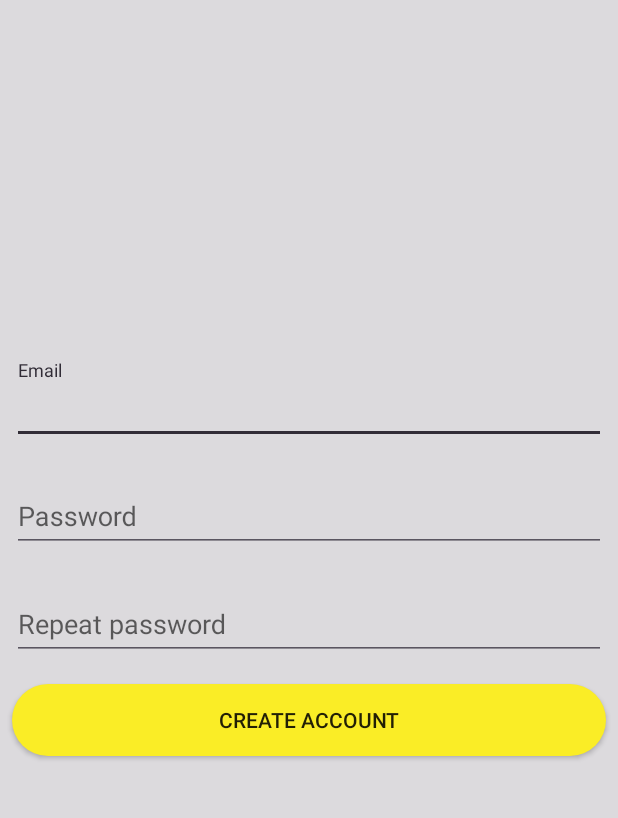
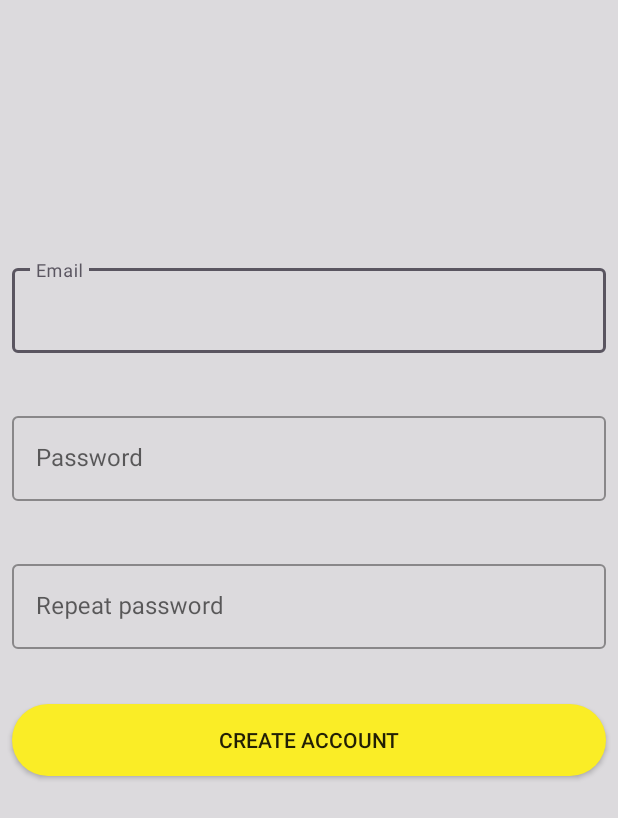
Before and after one commit to RubyMarcus/MyTivity, an Android app: the SignUpActivity screen opened directly, with no data from a screen before it, on a phone screen of 412 x 824 dp. Shown: the top 818 px of the screen. Run offline under Robolectric (Android 15) with nearby library versions, the phone set to English and light mode, and no system bars; our stand-ins replace Firebase (no records; nobody signed in at launch, a user with empty details on screens opened directly).

Commit message:
new style, textinputlayout

```diff
--- a/app/src/main/java/com/apia22018/sportactivities/screens/login/LoginActivity.kt
+++ b/app/src/main/java/com/apia22018/sportactivities/screens/login/LoginActivity.kt
@@ -5,6 +5,7 @@ import android.content.Context
 import android.content.Intent
 import android.support.v7.app.AppCompatActivity
 import android.os.Bundle
+import android.support.design.widget.Snackbar
 import android.text.TextUtils
 import android.util.Log
 import android.view.View
--- a/app/src/main/res/layout/forgot_password_activity.xml
+++ b/app/src/main/res/layout/forgot_password_activity.xml
@@ -19,7 +19,9 @@
         app:layout_constraintEnd_toEndOf="parent"
         app:layout_constraintHorizontal_bias="0.0"
         app:layout_constraintStart_toStartOf="parent"
-        app:layout_constraintTop_toTopOf="parent">
+        app:layout_constraintTop_toTopOf="parent"
+        app:errorEnabled="true"
+        style="@style/AddTextInputLayoutStyle">
 
         <android.support.design.widget.TextInputEditText
             android:id="@+id/et_email"
--- a/app/src/main/res/layout/sign_up_activity.xml
+++ b/app/src/main/res/layout/sign_up_activity.xml
@@ -17,7 +17,9 @@
         app:layout_constraintBottom_toTopOf="@+id/pass"
         app:layout_constraintEnd_toEndOf="parent"
         app:layout_constraintHorizontal_bias="0.0"
-        app:layout_constraintStart_toStartOf="parent">
+        app:layout_constraintStart_toStartOf="parent"
+        app:errorEnabled="true"
+        style="@style/AddTextInputLayoutStyle">
 
         <android.support.design.widget.TextInputEditText
             android:id="@+id/emailField"
@@ -43,7 +45,9 @@
         app:layout_constraintBottom_toTopOf="@+id/rpass"
         app:layout_constraintEnd_toEndOf="parent"
         app:layout_constraintHorizontal_bias="0.0"
-        app:layout_constraintStart_toStartOf="parent">
+        app:layout_constraintStart_toStartOf="parent"
+        app:errorEnabled="true"
+        style="@style/AddTextInputLayoutStyle">
 
         <android.support.design.widget.TextInputEditText
             android:id="@+id/passwordField"
@@ -68,7 +72,9 @@
         app:layout_constraintEnd_toEndOf="parent"
         app:layout_constraintHorizontal_bias="0.0"
         app:layout_constraintStart_toStartOf="parent"
-        app:layout_constraintTop_toTopOf="parent">
+        app:layout_constraintTop_toTopOf="parent"
+        app:errorEnabled="true"
+        style="@style/AddTextInputLayoutStyle">
 
         <android.support.design.widget.TextInputEditText
             android:id="@+id/repeatPasswordField"
```
Also changed, not shown: app/src/main/res/layout/login_activity.xml (+6 -4 lines).
